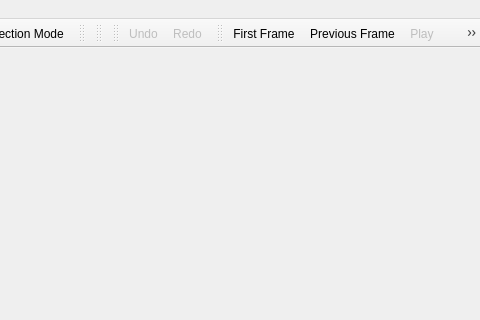
This is Applications/Client/MainWindow.ui in wildmichael/ParaView3-enhancements-old as Qt 5 draws it before an edit; both pictures show x 440 to 920 and y 0 to 320 of the 920 by 690 pixel window. The edited form follows.
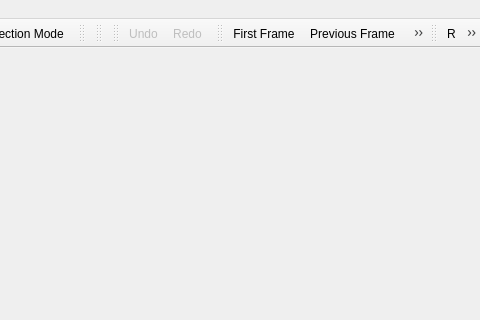
This is the edited form. Icons and pictures are not drawn.

Commit message: ENH: added camera toolbar

Patch:
```diff
--- a/Applications/Client/MainWindow.ui
+++ b/Applications/Client/MainWindow.ui
@@ -307,6 +307,30 @@
    <addaction name="actionVCRNextFrame" />
    <addaction name="actionVCRLastFrame" />
   </widget>
+  <widget class="QToolBar" name="cameraToolbar" >
+   <property name="windowTitle" >
+    <string>Camera Controls</string>
+   </property>
+   <property name="orientation" >
+    <enum>Qt::Horizontal</enum>
+   </property>
+   <property name="iconSize" >
+    <size>
+     <width>20</width>
+     <height>22</height>
+    </size>
+   </property>
+   <attribute name="toolBarArea" >
+    <number>4</number>
+   </attribute>
+   <addaction name="actionResetCamera" />
+   <addaction name="actionPositiveX" />
+   <addaction name="actionNegativeX" />
+   <addaction name="actionPositiveY" />
+   <addaction name="actionNegativeY" />
+   <addaction name="actionPositiveZ" />
+   <addaction name="actionNegativeZ" />
+  </widget>
   <action name="actionFileOpen" >
    <property name="icon" >
     <iconset resource="../../Qt/Components/Resources/pqResources.qrc" >:/pqWidgets/Icons/pqOpen22.png</iconset>
@@ -589,6 +613,119 @@
     <string>Manage Servers ...</string>
    </property>
   </action>
+  <action name="actionResetCamera" >
+   <property name="text" >
+    <string>R</string>
+   </property>
+   <property name="statusTip" >
+    <string>Reset Camera</string>
+   </property>
+   <property name="whatsThis" >
+    <string>Reset Camera</string>
+   </property>
+  </action>
+  <action name="actionPositiveX" >
+   <property name="enabled" >
+    <bool>false</bool>
+   </property>
+   <property name="text" >
+    <string>+X</string>
+   </property>
+   <property name="toolTip" >
+    <string>Set view direction to +X</string>
+   </property>
+   <property name="statusTip" >
+    <string>Set view direction to +X</string>
+   </property>
+   <property name="whatsThis" >
+    <string>Set view direction to +X</string>
+   </property>
+  </action>
+  <action name="actionNegativeX" >
+   <property name="enabled" >
+    <bool>false</bool>
+   </property>
+   <property name="text" >
+    <string>-X</string>
+   </property>
+   <property name="toolTip" >
+    <string>Set view direction to -X</string>
+   </property>
+   <property name="statusTip" >
+    <string>Set view direction to -X</string>
+   </property>
+   <property name="whatsThis" >
+    <string>Set view direction to -X</string>
+   </property>
+  </action>
+  <action name="actionPositiveY" >
+   <property name="enabled" >
+    <bool>false</bool>
+   </property>
+   <property name="text" >
+    <string>+Y</string>
+   </property>
+   <property name="toolTip" >
+    <string>Set view direction to +Y</string>
+   </property>
+   <property name="statusTip" >
+    <string>Set view direction to +Y</string>
+   </property>
+   <property name="whatsThis" >
+    <string>Set view direction to +Y</string>
+   </property>
+  </action>
+  <action name="actionNegativeY" >
+   <property name="enabled" >
+    <bool>false</bool>
+   </property>
+   <property name="text" >
+    <string>-Y</string>
+   </property>
+   <property name="toolTip" >
+    <string>Set view direction to -Y</string>
+   </property>
+   <property name="statusTip" >
+    <string>Set view direction to -Y</string>
+   </property>
+   <property name="whatsThis" >
+    <string>Set view direction to -Y</string>
+   </property>
+  </action>
+  <action name="actionPositiveZ" >
+   <property name="enabled" >
+    <bool>false</bool>
+   </property>
+   <property name="text" >
+    <string>+Z</string>
+   </property>
+   <property name="toolTip" >
+    <string>Set view direction to +Z</string>
+   </property>
+   <property name="statusTip" >
+    <string>Set view direction to +Z</string>
+   </property>
+   <property name="whatsThis" >
+    <string>Set view direction to +Z</string>
+   </property>
+  </action>
+  <action name="actionNegativeZ" >
+   <property name="enabled" >
+    <bool>false</bool>
+   </property>
+   <property name="text" >
+    <string>-Z</string>
+   </property>
+   <property name="toolTip" >
+    <string>Set view direction to -Z</string>
+   </property>
+   <property name="statusTip" >
+    <string>Set view direction to -Z</string>
+   </property>
+   <property name="whatsThis" >
+    <string>Set view direction to -Z</string>
+   </property>
+  </action>
  </widget>
  <pixmapfunction></pixmapfunction>
  <resources>
```
Left out of the diff: 26 changed lines with no effect on the pictures. The commit also changes 3 other files.
